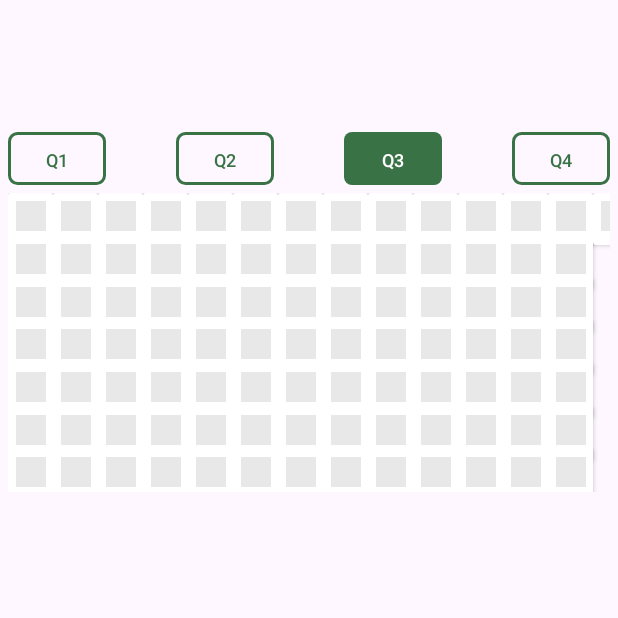
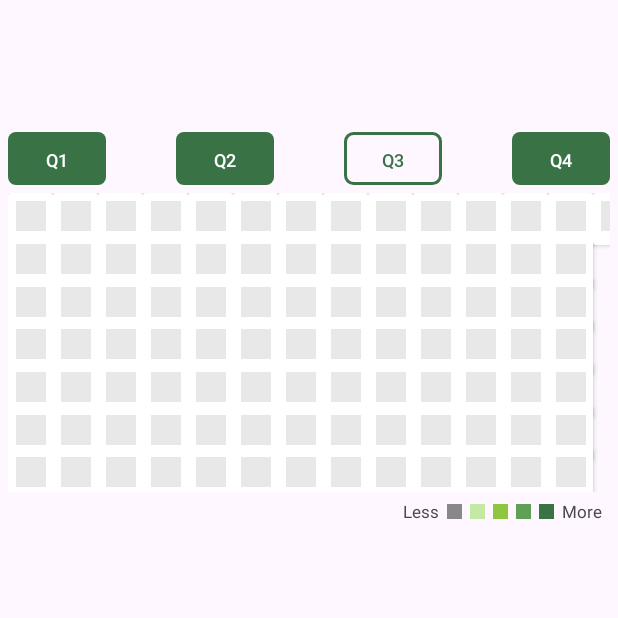
Before and after one commit to Wiscarlens/HeatmapCalendar, an Android app: the screen it shows after launch (MainActivity), after a tap on "Q3", on a phone screen of 412 x 824 dp, the top half of it. Run offline under Robolectric (Android 15) with nearby library versions, the phone set to English and light mode, and no system bars; 2 other taps on this screen came first.

Commit message:
add color reference

```diff
--- a/app/src/main/java/com/example/firstcalendar/CalendarAdapter.java
+++ b/app/src/main/java/com/example/firstcalendar/CalendarAdapter.java
@@ -1,8 +1,6 @@
 package com.example.firstcalendar;
 
 
-import android.graphics.Color;
-import android.util.Log;
 import android.view.LayoutInflater;
 import android.view.View;
 import android.view.ViewGroup;
@@ -43,26 +41,26 @@ class CalendarAdapter extends RecyclerView.Adapter<CalendarViewHolder>
     public void onBindViewHolder(@NonNull CalendarViewHolder holder, int position)
     {
 
-        int gray = ContextCompat.getColor(holder.parentLayout.getContext(), R.color.gray);
-        int lightGreen = ContextCompat.getColor(holder.parentLayout.getContext(), R.color.light_green);
-        int green = ContextCompat.getColor(holder.parentLayout.getContext(), R.color.green);
-        int mediumDarkGreen = ContextCompat.getColor(holder.parentLayout.getContext(), R.color.medium_dark_green);
-        int darkGreen = ContextCompat.getColor(holder.parentLayout.getContext(), R.color.dark_green);
+        int gray = ContextCompat.getColor(holder.calendarCellLL.getContext(), R.color.gray);
+        int lightGreen = ContextCompat.getColor(holder.calendarCellLL.getContext(), R.color.light_green);
+        int green = ContextCompat.getColor(holder.calendarCellLL.getContext(), R.color.green);
+        int mediumDarkGreen = ContextCompat.getColor(holder.calendarCellLL.getContext(), R.color.medium_dark_green);
+        int darkGreen = ContextCompat.getColor(holder.calendarCellLL.getContext(), R.color.dark_green);
 
         for (int i = 0; i < greenDays.size(); i++)
         {
             if (daysOfMonth.get(position).getDay() == greenDays.get(i).getDay() && daysOfMonth.get(position).getMonth() == greenDays.get(i).getMonth())
             {
                 if (greenDays.get(i).getFrequency() == 1) {
-                    holder.parentLayout.setBackgroundColor(lightGreen);
+                    holder.calendarCellLL.setBackgroundColor(lightGreen);
                 } else if (greenDays.get(i).getFrequency() == 2) {
-                    holder.parentLayout.setBackgroundColor(green);
+                    holder.calendarCellLL.setBackgroundColor(green);
                 } else if (greenDays.get(i).getFrequency() == 3) {
-                    holder.parentLayout.setBackgroundColor(mediumDarkGreen);
+                    holder.calendarCellLL.setBackgroundColor(mediumDarkGreen);
                 }  else if (greenDays.get(i).getFrequency() > 3) {
-                    holder.parentLayout.setBackgroundColor(darkGreen);
+                    holder.calendarCellLL.setBackgroundColor(darkGreen);
                 } else if (greenDays.get(i).getFrequency() < 0) {
-                    holder.parentLayout.setBackgroundColor(gray);
+                    holder.calendarCellLL.setBackgroundColor(gray);
                 }
 //                holder.parentLayout.setBackgroundColor(Color.GREEN);
             }
--- a/app/src/main/java/com/example/firstcalendar/CalendarViewHolder.java
+++ b/app/src/main/java/com/example/firstcalendar/CalendarViewHolder.java
@@ -6,20 +6,18 @@ import android.widget.LinearLayout;
 import android.widget.TextView;
 
 import androidx.annotation.NonNull;
-import androidx.cardview.widget.CardView;
-import androidx.constraintlayout.widget.ConstraintLayout;
 import androidx.recyclerview.widget.RecyclerView;
 
 public class CalendarViewHolder extends RecyclerView.ViewHolder implements View.OnClickListener
 {
     public final TextView dayOfMonth;
-    LinearLayout parentLayout;
+    protected LinearLayout calendarCellLL;
     private final CalendarAdapter.OnItemListener onItemListener;
     public CalendarViewHolder(@NonNull View itemView, CalendarAdapter.OnItemListener onItemListener)
     {
         super(itemView);
 
-        parentLayout = itemView.findViewById(R.id.calendarCellLayout);
+        calendarCellLL = itemView.findViewById(R.id.calendarCellLayout);
         dayOfMonth = itemView.findViewById(R.id.cellDayText);
 
         this.onItemListener = onItemListener;
--- a/app/src/main/java/com/example/firstcalendar/MainActivity.java
+++ b/app/src/main/java/com/example/firstcalendar/MainActivity.java
@@ -38,86 +38,102 @@ public class MainActivity extends AppCompatActivity implements CalendarAdapter.O
         Button q3 = findViewById(R.id.quarter3);
         Button q4 = findViewById(R.id.quarter4);
 
+        Drawable buttonPressBackground = AppCompatResources.getDrawable(this, R.drawable.button_press_background);
+        Drawable buttonBackground = AppCompatResources.getDrawable(this, R.drawable.button_background);
+
+        int whiteColor = ContextCompat.getColor(this, R.color.white);
+        int darkGreenColor = ContextCompat.getColor(this, R.color.dark_green);
+
+        int currentYear;
+        if (android.os.Build.VERSION.SDK_INT >= android.os.Build.VERSION_CODES.O) {
+            currentYear = LocalDate.now().getYear();
+        } else {
+            currentYear = 2024;
+        }
+
         initWidgets();
 
         if (Build.VERSION.SDK_INT >= Build.VERSION_CODES.O) {
             selectedDate = LocalDate.now();
         }
 
-        setMonthView();
+        ArrayList<DayItem> greenDays = new ArrayList<>();
 
-        Drawable buttonPressBackground = AppCompatResources.getDrawable(this, R.drawable.button_press_background);
-        Drawable buttonBackground = AppCompatResources.getDrawable(this, R.drawable.button_background);
+        greenDays.add(new DayItem(23, 1, 2024));
+        greenDays.add(new DayItem(7, 3, 2024, 3));
+        greenDays.add(new DayItem(14, 3, 2024, 2));
+        greenDays.add(new DayItem(12, 3, 2024, 4));
+        greenDays.add(new DayItem(12, 2, 2024, 5));
 
-        int whiteColor = ContextCompat.getColor(this, R.color.white);
-        int darkGreenColor = ContextCompat.getColor(this, R.color.dark_green);
+        setMonthView(greenDays);
+
 
         q1.setOnClickListener(v -> {
+            q1.setBackground(buttonBackground);
+            q2.setBackground(buttonPressBackground);
+            q3.setBackground(buttonPressBackground);
+            q4.setBackground(buttonPressBackground);
+
+            q1.setTextColor(darkGreenColor);
+            q2.setTextColor(whiteColor);
+            q3.setTextColor(whiteColor);
+            q4.setTextColor(whiteColor);
+
+            if (Build.VERSION.SDK_INT >= Build.VERSION_CODES.O) {
+                selectedDate = LocalDate.of(currentYear, 1, 1);
+            }
+            setMonthView(greenDays);
+        });
+
+        q2.setOnClickListener(v -> {
             q1.setBackground(buttonPressBackground);
             q2.setBackground(buttonBackground);
+            q3.setBackground(buttonPressBackground);
+            q4.setBackground(buttonPressBackground);
+
+            q1.setTextColor(whiteColor);
+            q2.setTextColor(darkGreenColor);
+            q3.setTextColor(whiteColor);
+            q4.setTextColor(whiteColor);
+
+            if (Build.VERSION.SDK_INT >= Build.VERSION_CODES.O) {
+                selectedDate = LocalDate.of(currentYear, 4, 1);
+            }
+            setMonthView(greenDays);
+        });
+
+        q3.setOnClickListener(v -> {
+            q1.setBackground(buttonPressBackground);
+            q2.setBackground(buttonPressBackground);
             q3.setBackground(buttonBackground);
+            q4.setBackground(buttonPressBackground);
+
+            q1.setTextColor(whiteColor);
+            q2.setTextColor(whiteColor);
+            q3.setTextColor(darkGreenColor);
+            q4.setTextColor(whiteColor);
+
+            if (Build.VERSION.SDK_INT >= Build.VERSION_CODES.O) {
+                selectedDate = LocalDate.of(currentYear, 7, 1);
+            }
+            setMonthView(greenDays);
+        });
+
+        q4.setOnClickListener(v -> {
+            q1.setBackground(buttonPressBackground);
+            q2.setBackground(buttonPressBackground);
+            q3.setBackground(buttonPressBackground);
             q4.setBackground(buttonBackground);
 
             q1.setTextColor(whiteColor);
-            q2.setTextColor(darkGreenColor);
-            q3.setTextColor(darkGreenColor);
-            q4.setTextColor(darkGreenColor);
-
-            if (Build.VERSION.SDK_INT >= Build.VERSION_CODES.O) {
-                selectedDate = LocalDate.of(2024, 1, 1);
-            }
-            setMonthView();
-        });
-
-        q2.setOnClickListener(v -> {
-            q1.setBackground(buttonBackground);
-            q2.setBackground(buttonPressBackground);
-            q3.setBackground(buttonBackground);
-            q4.setBackground(buttonBackground);
-
-            q1.setTextColor(darkGreenColor);
             q2.setTextColor(whiteColor);
-            q3.setTextColor(darkGreenColor);
-            q4.setTextColor(darkGreenColor);
-
-            if (Build.VERSION.SDK_INT >= Build.VERSION_CODES.O) {
-                selectedDate = LocalDate.of(2024, 4, 1);
-            }
-            setMonthView();
-        });
-
-        q3.setOnClickListener(v -> {
-            q1.setBackground(buttonBackground);
-            q2.setBackground(buttonBackground);
-            q3.setBackground(buttonPressBackground);
-            q4.setBackground(buttonBackground);
-
-            q1.setTextColor(darkGreenColor);
-            q2.setTextColor(darkGreenColor);
             q3.setTextColor(whiteColor);
             q4.setTextColor(darkGreenColor);
 
             if (Build.VERSION.SDK_INT >= Build.VERSION_CODES.O) {
-                selectedDate = LocalDate.of(2024, 7, 1);
+                selectedDate = LocalDate.of(currentYear, 10, 1);
             }
-            setMonthView();
-        });
-
-        q4.setOnClickListener(v -> {
-            q1.setBackground(buttonBackground);
-            q2.setBackground(buttonBackground);
-            q3.setBackground(buttonBackground);
-            q4.setBackground(buttonPressBackground);
-
-            q1.setTextColor(darkGreenColor);
-            q2.setTextColor(darkGreenColor);
-            q3.setTextColor(darkGreenColor);
-            q4.setTextColor(whiteColor);
-
-            if (Build.VERSION.SDK_INT >= Build.VERSION_CODES.O) {
-                selectedDate = LocalDate.of(2024, 10, 1);
-            }
-            setMonthView();
+            setMonthView(greenDays);
         });
 
 
@@ -130,58 +146,8 @@ public class MainActivity extends AppCompatActivity implements CalendarAdapter.O
         monthYearText = findViewById(R.id.monthYearTV);
     }
 
-//    private void setMonthView()
-//    {
-//        monthYearText.setText(monthYearFromDate(selectedDate));
-//
-////        ArrayList<String> daysInMonth = daysInMonthArray(selectedDate);
-//        ArrayList<String> daysInMonth = new ArrayList<>();
-//
-//        if (Build.VERSION.SDK_INT >= Build.VERSION_CODES.O) {
-//            daysInMonth.addAll(daysInMonthArray(selectedDate.minusMonths(1)));
-//            daysInMonth.addAll(daysInMonthArray(selectedDate));
-//            daysInMonth.addAll(daysInMonthArray(selectedDate.plusMonths(1)));
-//        }
-//
-//
-//        CalendarAdapter calendarAdapter = new CalendarAdapter(daysInMonth, this);
-//
-//        // Set up GridLayoutManager with horizontal orientation and 7 items per row
-//        GridLayoutManager layoutManager = new GridLayoutManager(getApplicationContext(), 7, GridLayoutManager.HORIZONTAL, false);
-//
-//
-//        calendarRecyclerView.setLayoutManager(layoutManager);
-//        calendarRecyclerView.setAdapter(calendarAdapter);
-//    }
 
-//    private void setMonthView() {
-//        monthYearText.setText(monthYearFromDate(selectedDate));
-//
-//        ArrayList<String> daysInMonth = new ArrayList<>();
-//
-//        if (Build.VERSION.SDK_INT >= Build.VERSION_CODES.O) {
-//            // Calculate the first day of the selected month
-//            LocalDate firstOfMonth = selectedDate.withDayOfMonth(1);
-//
-//            // Iterate over the previous 2 months and add their days to the list
-//            for (int i = -1; i <= 1; i++) {
-//                LocalDate month = firstOfMonth.plusMonths(i);
-//                for (int day = 1; day <= month.lengthOfMonth(); day++) {
-//                    daysInMonth.add(String.valueOf(day));
-//                }
-//            }
-//        }
-//
-//        CalendarAdapter calendarAdapter = new CalendarAdapter(daysInMonth, this);
-//
-//        // Set up GridLayoutManager with horizontal orientation and 7 items per row
-//        GridLayoutManager layoutManager = new GridLayoutManager(getApplicationContext(), 7, GridLayoutManager.HORIZONTAL, false);
-//
-//        calendarRecyclerView.setLayoutManager(layoutManager);
-//        calendarRecyclerView.setAdapter(calendarAdapter);
-//    }
-
-    private void setMonthView() {
+    private void setMonthView(ArrayList<DayItem> greenDays) {
         monthYearText.setText(monthYearFromDate(selectedDate));
 
         ArrayList<DayItem> daysInMonth = new ArrayList<>();
@@ -202,13 +168,7 @@ public class MainActivity extends AppCompatActivity implements CalendarAdapter.O
             }
         }
 
-        ArrayList<DayItem> greenDays = new ArrayList<>();
 
-        greenDays.add(new DayItem(23, 1, 2024));
-        greenDays.add(new DayItem(7, 3, 2024, 3));
-        greenDays.add(new DayItem(14, 3, 2024, 2));
-        greenDays.add(new DayItem(12, 3, 2024, 4));
-        greenDays.add(new DayItem(12, 2, 2024, 5));
 
         CalendarAdapter calendarAdapter = new CalendarAdapter(daysInMonth, greenDays, this);
 
@@ -218,55 +178,6 @@ public class MainActivity extends AppCompatActivity implements CalendarAdapter.O
         calendarRecyclerView.setLayoutManager(layoutManager);
         calendarRecyclerView.setAdapter(calendarAdapter);
     }
-
-
-
-//    private ArrayList<String> daysInMonthArray(LocalDate date)
-//    {
-//        ArrayList<String> daysInMonthArray = new ArrayList<>();
-//        YearMonth yearMonth = YearMonth.from(date);
-//
-//        int daysInMonth = yearMonth.lengthOfMonth();
-//
-//        LocalDate firstOfMonth = selectedDate.withDayOfMonth(1);
-//        int dayOfWeek = firstOfMonth.getDayOfWeek().getValue();
-//
-//        for(int i = 1; i <= 42; i++)
-//        {
-//            if(i <= dayOfWeek || i > daysInMonth + dayOfWeek)
-//            {
-//                daysInMonthArray.add("");
-//            }
-//            else
-//            {
-//                daysInMonthArray.add(String.valueOf(i - dayOfWeek));
-//            }
-//        }
-//        return  daysInMonthArray;
-//    }
-
-//    private ArrayList<String> daysInMonthArray(LocalDate date)
-//    {
-//        ArrayList<String> daysInMonthArray = new ArrayList<>();
-//        YearMonth yearMonth = YearMonth.from(date);
-//
-//        int daysInMonth = yearMonth.lengthOfMonth();
-//        LocalDate firstOfMonth = date.withDayOfMonth(1);
-//        int dayOfWeek = firstOfMonth.getDayOfWeek().getValue();
-//
-//        for(int i = 1; i <= 42; i++)
-//        {
-//            if(i <= dayOfWeek || i > daysInMonth + dayOfWeek)
-//            {
-//                daysInMonthArray.add("");
-//            }
-//            else
-//            {
-//                daysInMonthArray.add(String.valueOf(i - dayOfWeek));
-//            }
-//        }
-//        return  daysInMonthArray;
-//    }
 
 
     private String monthYearFromDate(LocalDate date)
@@ -286,7 +197,7 @@ public class MainActivity extends AppCompatActivity implements CalendarAdapter.O
         if (Build.VERSION.SDK_INT >= Build.VERSION_CODES.O) {
             selectedDate = selectedDate.minusMonths(1);
         }
-        setMonthView();
+        setMonthView(null);
     }
 
     public void nextMonthAction(View view)
@@ -294,7 +205,7 @@ public class MainActivity extends AppCompatActivity implements CalendarAdapter.O
         if (Build.VERSION.SDK_INT >= Build.VERSION_CODES.O) {
             selectedDate = selectedDate.plusMonths(1);
         }
-        setMonthView();
+        setMonthView(null);
     }
 
     @Override
@@ -306,4 +217,6 @@ public class MainActivity extends AppCompatActivity implements CalendarAdapter.O
             Toast.makeText(this, message, Toast.LENGTH_LONG).show();
         }
     }
+
+
 }
--- a/app/src/main/res/layout/activity_main.xml
+++ b/app/src/main/res/layout/activity_main.xml
@@ -52,15 +52,15 @@
     <LinearLayout
         android:layout_width="match_parent"
         android:layout_height="match_parent"
-        android:orientation="vertical">
+        android:orientation="vertical"
+        android:paddingStart="5dp"
+        android:paddingEnd="5dp">
 
         <LinearLayout
             android:layout_width="match_parent"
             android:layout_height="wrap_content"
             android:orientation="horizontal"
-            android:gravity="center"
-            android:paddingStart="5dp"
-            android:paddingEnd="5dp">
+            android:gravity="center">
 
             <Button
                 android:id="@+id/quarter1"
@@ -125,8 +125,73 @@
             android:layout_width="match_parent"
             android:layout_height="210dp"
             tools:itemCount="7"
-            android:padding="5dp"
-            android:layout_gravity="center_horizontal"/>
+            android:paddingTop="5dp"
+            android:paddingBottom="5dp"
+            android:layout_gravity="center_horizontal" />
+
+        <LinearLayout
+            android:layout_width="match_parent"
+            android:layout_height="wrap_content"
+            android:orientation="horizontal"
+            android:gravity="end">
+
+            <TextView
+                android:layout_width="wrap_content"
+                android:layout_height="wrap_content"
+                android:text="Less"
+                android:textSize="11sp"
+                android:layout_marginEnd="5dp" />
+
+            <View
+                android:id="@+id/dot1"
+                android:layout_width="10dp"
+                android:layout_height="10dp"
+                android:layout_marginEnd="5dp"
+                android:background="@color/gray"
+                android:layout_gravity="center_vertical"/>
+
+            <View
+                android:id="@+id/dot2"
+                android:layout_width="10dp"
+                android:layout_height="10dp"
+                android:layout_marginEnd="5dp"
+                android:background="@color/light_green"
+                android:layout_gravity="center_vertical"/>
+
+            <View
+                android:id="@+id/dot3"
+                android:layout_width="10dp"
+                android:layout_height="10dp"
+                android:layout_marginEnd="5dp"
+                android:background="@color/green"
+                android:layout_gravity="center_vertical"/>
+
+            <View
+                android:id="@+id/dot4"
+                android:layout_width="10dp"
+                android:layout_height="10dp"
+                android:layout_marginEnd="5dp"
+                android:background="@color/medium_dark_green"
+                android:layout_gravity="center_vertical"/>
+
+            <View
+                android:id="@+id/dot5"
+                android:layout_width="10dp"
+                android:layout_height="10dp"
+                android:layout_marginEnd="5dp"
+                android:background="@color/dark_green"
+                android:layout_gravity="center_vertical"/>
+
+            <TextView
+                android:layout_width="wrap_content"
+                android:layout_height="wrap_content"
+                android:text="More"
+                android:textSize="11sp"
+                android:layout_marginEnd="5dp"/>
+
+        </LinearLayout>
+
+
 
     </LinearLayout>
 
```
